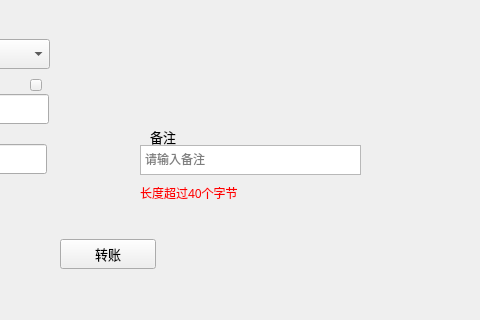
Above: transfer/transferpage.ui from HcashOrg/hx-indicator before the change; both pictures show x 290 to 770 and y 111 to 431 of the 770 by 530 pixel window. Below: the same form after it.
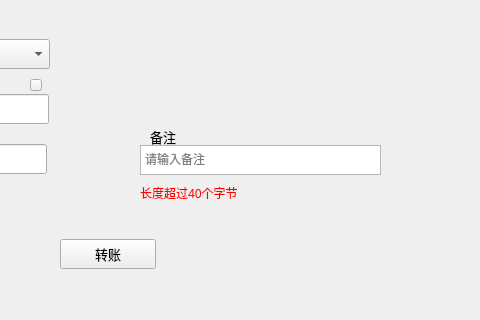
That is the form after the change.

Patch:
```diff
--- a/transfer/transferpage.ui
+++ b/transfer/transferpage.ui
@@ -316,7 +316,7 @@
     <rect>
      <x>430</x>
      <y>256</y>
-     <width>221</width>
+     <width>241</width>
      <height>30</height>
     </rect>
    </property>
```
